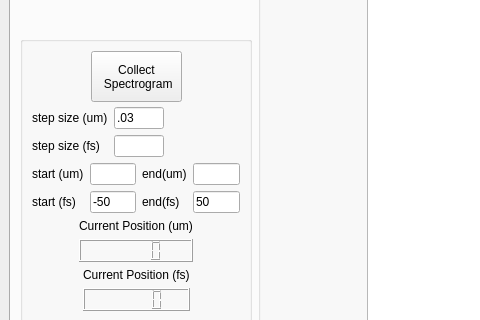
Before: the Qt Designer form Gui_Window.ui in UCBoulder/frogware, drawn with Qt 5; both pictures show x 0 to 480 and y 185 to 505 of the 1036 by 698 pixel window.
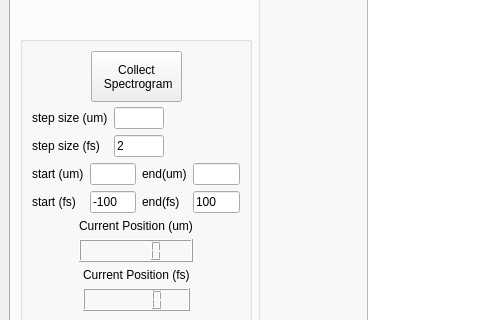
After: the same form once the commit is applied. The open tabs and pages were chosen to show the change. Icons and pictures are not drawn. Custom widgets are drawn as their Qt base class.

Commit message: updated default settings on Gui

```diff
--- a/Gui_Window.ui
+++ b/Gui_Window.ui
@@ -656,7 +656,7 @@
                     </size>
                    </property>
                    <property name="text">
-                    <string>.03</string>
+                    <string/>
                    </property>
                   </widget>
                  </item>
@@ -676,7 +676,7 @@
                     </size>
                    </property>
                    <property name="text">
-                    <string/>
+                    <string>2</string>
                    </property>
                   </widget>
                  </item>
@@ -719,7 +719,7 @@
                       </size>
                      </property>
                      <property name="text">
-                      <string>-50</string>
+                      <string>-100</string>
                      </property>
                     </widget>
                    </item>
@@ -760,7 +760,7 @@
                       </size>
                      </property>
                      <property name="text">
-                      <string>50</string>
+                      <string>100</string>
                      </property>
                     </widget>
                    </item>
```
Left out of the diff: 4 changed lines with no effect on the pictures. The commit also changes 2 other files.
